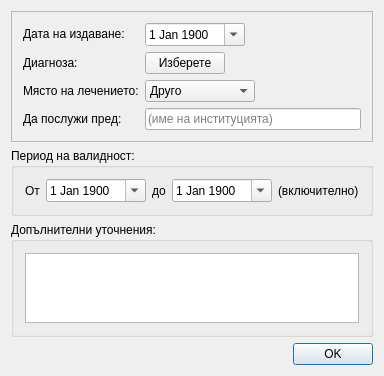
Old version of the form src/View/Widgets/MedicalNoticeDialog.ui in the repository thefinalcutbg/DinoDent.
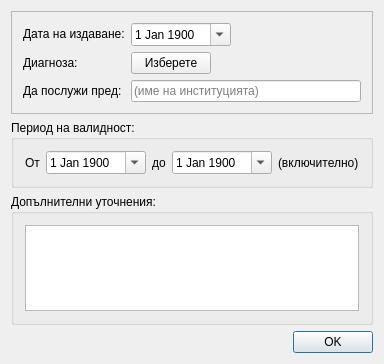
New version of the form. Custom widgets are drawn as their Qt base class.

Commit message: Medical Notice location made static const

The edit to the form file:
```diff
--- a/src/View/Widgets/MedicalNoticeDialog.ui
+++ b/src/View/Widgets/MedicalNoticeDialog.ui
@@ -45,13 +45,6 @@
           </property>
          </widget>
         </item>
-        <item>
-         <widget class="QLabel" name="addressLabel_2">
-          <property name="text">
-           <string>Място на лечението:</string>
-          </property>
-         </widget>
-        </item>
         <item>
          <widget class="QLabel" name="addressLabel">
           <property name="text">
@@ -81,7 +74,7 @@
             </property>
             <property name="maximumDateTime">
              <datetime>
-              <hour>21</hour>
+              <hour>19</hour>
               <minute>59</minute>
               <second>59</second>
               <year>9999</year>
@@ -150,48 +143,6 @@
           </item>
          </layout>
         </item>
-        <item>
-         <layout class="QHBoxLayout" name="horizontalLayout_2">
-          <item>
-           <widget class="ComboBox" name="locationCombo">
-            <property name="styleSheet">
-             <string notr="true"/>
-            </property>
-            <property name="currentIndex">
-             <number>2</number>
-            </property>
-            <item>
-             <property name="text">
-              <string>У дома</string>
-             </property>
-            </item>
-            <item>
-             <property name="text">
-              <string>На стационар</string>
-             </property>
-            </item>
-            <item>
-             <property name="text">
-              <string>Друго</string>
-             </property>
-            </item>
-           </widget>
-          </item>
-          <item>
-           <spacer name="horizontalSpacer_4">
-            <property name="orientation">
-             <enum>Qt::Horizontal</enum>
-            </property>
-            <property name="sizeHint" stdset="0">
-             <size>
-              <width>40</width>
-              <height>20</height>
-             </size>
-            </property>
-           </spacer>
-          </item>
-         </layout>
-        </item>
         <item>
          <widget class="LineEdit" name="institutionEdit">
           <property name="sizePolicy">
@@ -248,7 +199,7 @@
         </property>
         <property name="maximumDateTime">
          <datetime>
-          <hour>19</hour>
+          <hour>17</hour>
           <minute>59</minute>
           <second>59</second>
           <year>9999</year>
@@ -298,7 +249,7 @@
         </property>
         <property name="maximumDateTime">
          <datetime>
-          <hour>17</hour>
+          <hour>15</hour>
           <minute>59</minute>
           <second>59</second>
           <year>9999</year>
@@ -411,11 +362,6 @@
    <extends>QDateEdit</extends>
    <header>View/uiComponents/DateEdit.h</header>
   </customwidget>
-  <customwidget>
-   <class>ComboBox</class>
-   <extends>QComboBox</extends>
-   <header>View/uiComponents/ComboBox.h</header>
-  </customwidget>
  </customwidgets>
  <resources/>
  <connections/>
```
The commit also changes 9 other files.
